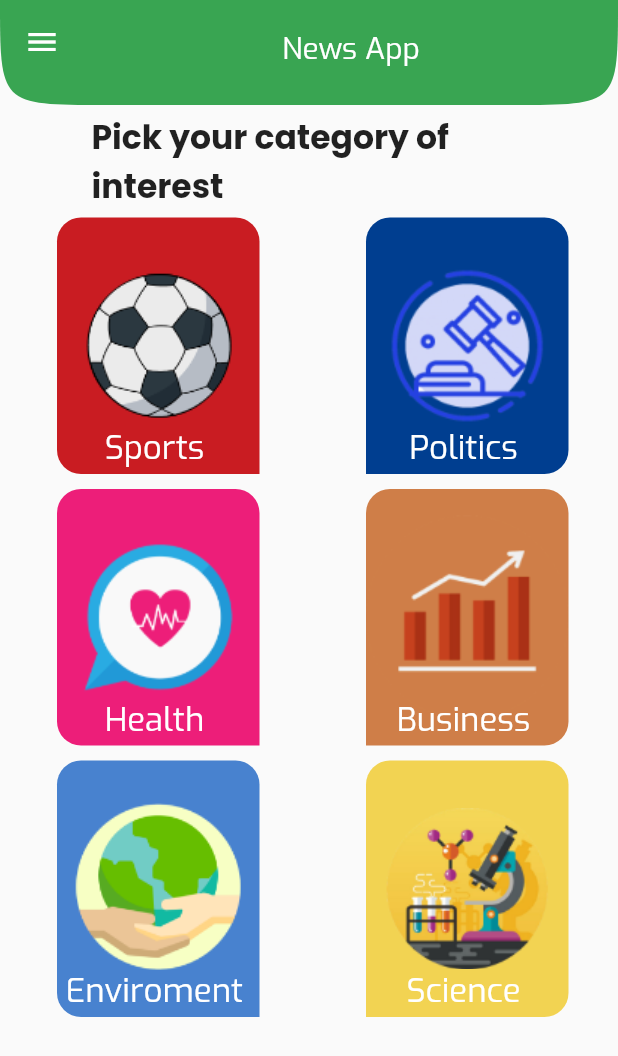
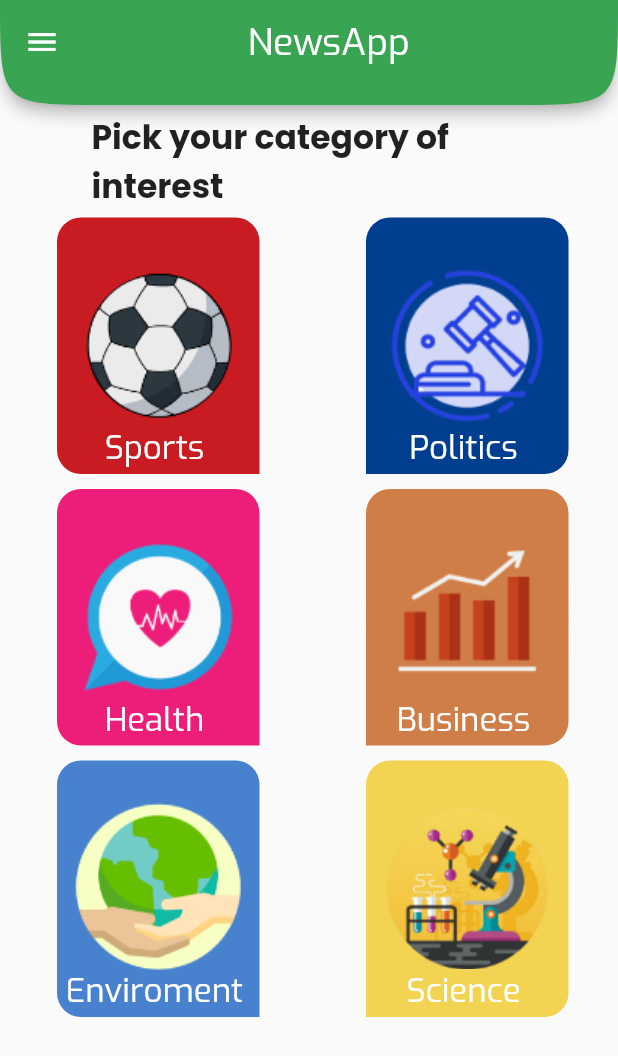
Before and after one commit to SalmaAhmed20/news_app, a Flutter app: the screen it shows after launch, on a phone screen of 412 x 824 dp. Shown: the top 1056 px of the screen. Run offline on Flutter 3.47's test engine with Material 2 defaults, Android fonts, the phone set to English and light mode, and no system bars; our stand-ins replace google_fonts.

Commit message:
Adjust appbar

```diff
--- a/lib/api/APIManger.dart
+++ b/lib/api/APIManger.dart
@@ -18,7 +18,7 @@ Future<SourcesResponse> getNewsSources(String Category) async {
 
 Future<NewsResponse> LoadArticals(Sources _sources) async {
   final uri = Uri.https('newsapi.org', '/v2/everything',
-      {'sources': _sources.id, 'apiKey': '2fa96c132af34256b66520e8e25071bc','q':_sources.category});
+      {'sources': _sources.id, 'apiKey': 'e1b7cee8cfc74848a8a4f4788e565a6f','q':_sources.category});
   final response = await http.get(uri);
   if (response.statusCode == 200) {
     return NewsResponse.fromJsonMap(jsonDecode(response.body));
--- a/lib/categoryScreen/CategoryMenu.dart
+++ b/lib/categoryScreen/CategoryMenu.dart
@@ -1,9 +1,9 @@
-
 import 'package:flutter/material.dart';
+import 'package:google_fonts/google_fonts.dart';
 import 'Decorate.dart';
 import 'package:news_app/reusableWidget/SideMenu.dart';
 import 'NewsCategory.dart';
-import 'package:news_app/reusableWidget/TopAppBar.dart';
+
 
 class CategoryMenu extends StatefulWidget {
   static const routeName = "Category Menu";
@@ -17,32 +17,43 @@ class _CategoryMenuState extends State<CategoryMenu> {
   @override
   Widget build(BuildContext context) {
     return Scaffold(
-      appBar:PreferredSize(
+        appBar: PreferredSize(
           preferredSize: const Size.fromHeight(70),
-        child: TopBar(false,"News App"),
+          child: AppBar(
+            shape: ContinuousRectangleBorder(
+              borderRadius: BorderRadius.only(
+                  bottomLeft: Radius.circular(100),
+                  bottomRight: Radius.circular(100)),
+            ),
+            title: Padding(
+              padding: const EdgeInsets.fromLTRB(0, 0, 30, 0),
+              child: Center(
+                child: Text("NewsApp",
+                    style: GoogleFonts.exo(
+                      fontSize: 25,
+                      fontWeight: FontWeight.w400,
+                    )),
+              ),
+            ),
+          ),
         ),
         drawer: SideMenu(),
-      body:
-      ListView(children: [
-          Column(
-            children: [
-
+        body: ListView(children: [
+          Column(children: [
             Container(
               width: 300,
-              height:70,
-
-               child:Padding(padding:
-                const EdgeInsets.all(5.0),
+              height: 70,
+              child: Padding(
+                padding: const EdgeInsets.all(5.0),
                 child: Row(
-
-                mainAxisAlignment:MainAxisAlignment.start,
+                  mainAxisAlignment: MainAxisAlignment.start,
                   crossAxisAlignment: CrossAxisAlignment.start,
-
                   children: [
-                Expanded(child:
-                Stack(
+                    Expanded(
+                        child: Stack(
                       children: [
-                    Text("Pick your category of interest",
+                        Text(
+                          "Pick your category of interest",
                           style: TextStyle(
                             fontSize: 22,
                             fontWeight: FontWeight.bold,
@@ -50,31 +61,38 @@ class _CategoryMenuState extends State<CategoryMenu> {
                           ),
                           textAlign: TextAlign.left,
                           textDirection: TextDirection.ltr,
-
                         ),
-
                       ],
-                )
+                    )),
+                  ],
                 ),
-
-              ],),
-
               ),
             ),
             Row(children: [
-              NewsCategory("Sports", 'assets/images/sports.png',Color.fromARGB(255, 201, 28, 34),decore.decorateBottomLeft),
-              NewsCategory( "Politics", 'assets/images/Politics.png',Color.fromARGB(255, 0,62, 144),decore.decoratebottomRight),
+              NewsCategory("Sports", 'assets/images/sports.png',
+                  Color.fromARGB(255, 201, 28, 34), decore.decorateBottomLeft),
+              NewsCategory("Politics", 'assets/images/Politics.png',
+                  Color.fromARGB(255, 0, 62, 144), decore.decoratebottomRight),
             ]),
             Row(children: [
-              NewsCategory("Health", 'assets/images/health.png',Color.fromARGB(255, 237,30, 121),decore.decorateBottomLeft),
-              NewsCategory("Business", 'assets/images/bussines.png',Color.fromARGB(255, 207,126, 72),decore.decoratebottomRight),
+              NewsCategory("Health", 'assets/images/health.png',
+                  Color.fromARGB(255, 237, 30, 121), decore.decorateBottomLeft),
+              NewsCategory(
+                  "Business",
+                  'assets/images/bussines.png',
+                  Color.fromARGB(255, 207, 126, 72),
+                  decore.decoratebottomRight),
             ]),
             Row(children: [
-              NewsCategory("Enviroment", 'assets/images/environment.png',Color.fromARGB(255, 72,130, 207),decore.decorateBottomLeft),
-              NewsCategory("Science", 'assets/images/science.png',Color.fromARGB(255, 242,211, 82),decore.decoratebottomRight),
+              NewsCategory("Enviroment", 'assets/images/environment.png',
+                  Color.fromARGB(255, 72, 130, 207), decore.decorateBottomLeft),
+              NewsCategory(
+                  "Science",
+                  'assets/images/science.png',
+                  Color.fromARGB(255, 242, 211, 82),
+                  decore.decoratebottomRight),
             ]),
           ]),
         ]));
   }
-
 }
--- a/lib/categoryScreen/NewsCategory.dart
+++ b/lib/categoryScreen/NewsCategory.dart
@@ -1,4 +1,5 @@
 import 'package:flutter/material.dart';
+import 'package:news_app/homeScreen/Home-Catagorized.dart';
 
 class NewsCategory extends StatelessWidget {
   String title;
@@ -21,7 +22,7 @@ class NewsCategory extends StatelessWidget {
                     width: 135.0,
                     child:decorate(color,imagePath),
                   ),
-                  onTap: (){},
+                  onTap: (){Navigator.pushReplacement(context,  MaterialPageRoute(builder: (context) =>HomeCatogrized(title)));},
                 ),
 
 
```
Also changed, not shown: lib/reusableWidget/TopAppBar.dart (+4 -5 lines). Lines whose indentation alone changed are shown as unchanged.
